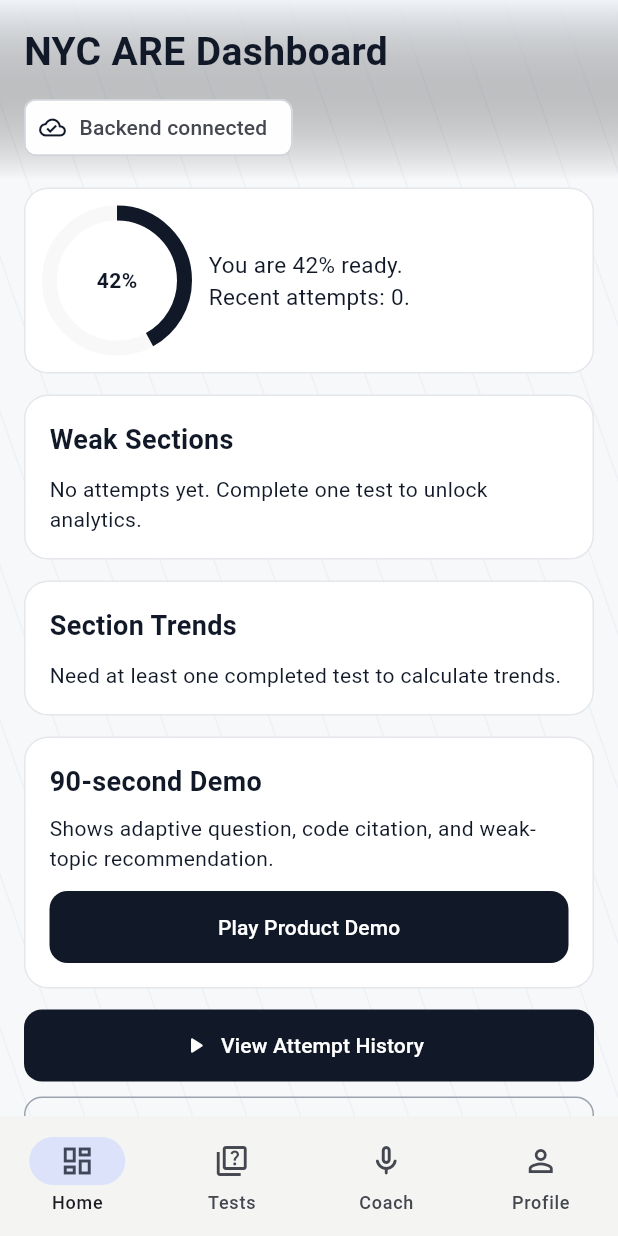
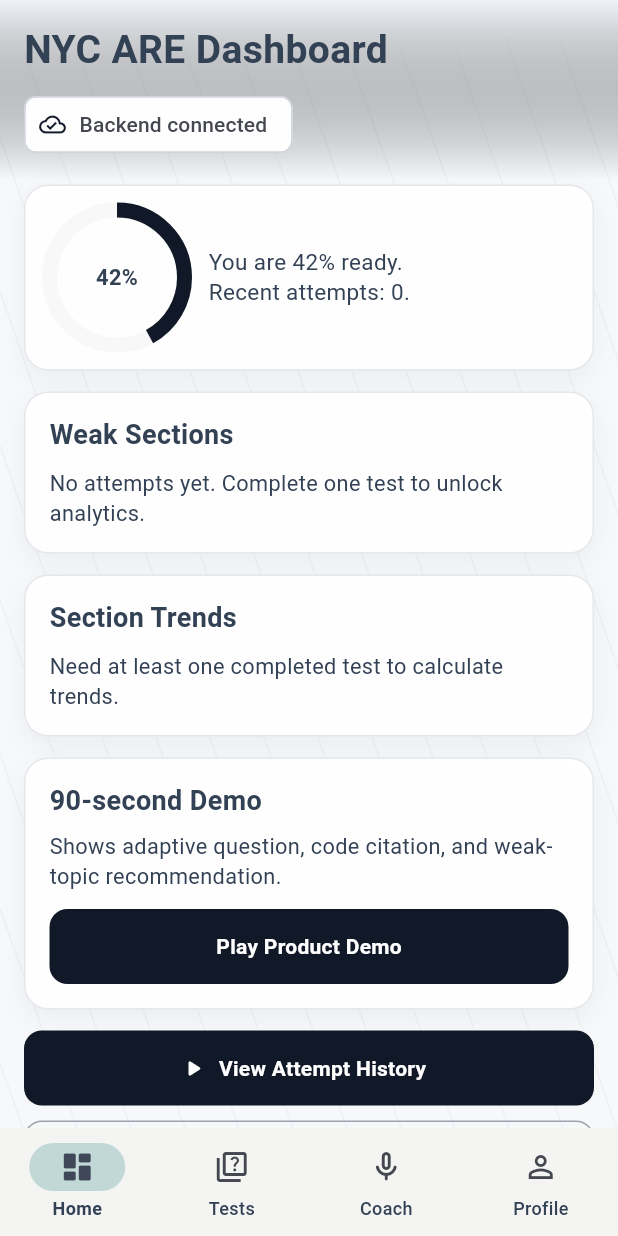
Before and after one commit to Vito-bc/ARE-Coach, a Flutter app: the screen it shows after launch, after a tap on "Continue", on a phone screen of 412 x 824 dp. Run offline on Flutter 3.47's test engine with Material 3 defaults, Android fonts, the phone set to English and light mode, and no system bars; our stand-ins replace cloud_firestore, firebase_auth, firebase_core, flutter_tts, hive_flutter, speech_to_text; accounts and stored records are empty; network calls fail; Roboto replaces fonts that are missing (Georgia).

Commit message:
Polish typography, button hierarchy, nav icons, and card depth

```diff
--- a/lib/core/theme/app_theme.dart
+++ b/lib/core/theme/app_theme.dart
@@ -5,6 +5,7 @@ class AppTheme {
   static const Color _accent = Color(0xFF0F766E);
 
   static ThemeData light() {
+    const titleColor = Color(0xFF0F172A);
     final scheme = ColorScheme.fromSeed(
       seedColor: _primary,
       primary: _primary,
@@ -16,10 +17,34 @@ class AppTheme {
       useMaterial3: true,
       colorScheme: scheme,
       scaffoldBackgroundColor: scheme.surface,
-      textTheme: ThemeData.light().textTheme.apply(
+      textTheme: ThemeData.light().textTheme
+          .apply(
             bodyColor: const Color(0xFF111827),
             displayColor: const Color(0xFF111827),
             fontFamily: 'Georgia',
+          )
+          .copyWith(
+            titleLarge: const TextStyle(
+              fontSize: 28,
+              fontWeight: FontWeight.w700,
+              letterSpacing: -0.4,
+              color: titleColor,
+            ),
+            titleMedium: const TextStyle(
+              fontSize: 20,
+              fontWeight: FontWeight.w600,
+              color: titleColor,
+            ),
+            bodyLarge: const TextStyle(
+              fontSize: 16,
+              height: 1.35,
+              color: Color(0xFF1F2937),
+            ),
+            bodyMedium: const TextStyle(
+              fontSize: 14.5,
+              height: 1.35,
+              color: Color(0xFF334155),
+            ),
           ),
       appBarTheme: const AppBarTheme(
         centerTitle: false,
@@ -35,16 +60,35 @@ class AppTheme {
         style: FilledButton.styleFrom(
           backgroundColor: _primary,
           foregroundColor: Colors.white,
-          minimumSize: const Size.fromHeight(48),
+          minimumSize: const Size.fromHeight(50),
+          textStyle: const TextStyle(fontWeight: FontWeight.w600, letterSpacing: 0.2),
           shape: RoundedRectangleBorder(borderRadius: BorderRadius.circular(12)),
         ),
       ),
       outlinedButtonTheme: OutlinedButtonThemeData(
         style: OutlinedButton.styleFrom(
-          minimumSize: const Size.fromHeight(48),
+          foregroundColor: const Color(0xFF111827),
+          minimumSize: const Size.fromHeight(50),
+          textStyle: const TextStyle(fontWeight: FontWeight.w600, letterSpacing: 0.2),
           side: const BorderSide(color: Color(0xFF9CA3AF)),
           shape: RoundedRectangleBorder(borderRadius: BorderRadius.circular(12)),
         ),
+      ),
+      iconButtonTheme: IconButtonThemeData(
+        style: IconButton.styleFrom(
+          foregroundColor: const Color(0xFF111827),
+          backgroundColor: Colors.white.withValues(alpha: 0.88),
+          shape: RoundedRectangleBorder(borderRadius: BorderRadius.circular(12)),
+        ),
+      ),
+      navigationBarTheme: NavigationBarThemeData(
+        height: 72,
+        labelTextStyle: WidgetStateProperty.resolveWith((states) {
+          if (states.contains(WidgetState.selected)) {
+            return const TextStyle(fontWeight: FontWeight.w700, fontSize: 12);
+          }
+          return const TextStyle(fontWeight: FontWeight.w500, fontSize: 12);
+        }),
       ),
       cardTheme: const CardThemeData(
         elevation: 0,
@@ -71,10 +115,34 @@ class AppTheme {
       brightness: Brightness.dark,
       colorScheme: scheme,
       scaffoldBackgroundColor: const Color(0xFF04070E),
-      textTheme: ThemeData.dark().textTheme.apply(
+      textTheme: ThemeData.dark().textTheme
+          .apply(
             bodyColor: const Color(0xFFE5E7EB),
             displayColor: const Color(0xFFF3F4F6),
             fontFamily: 'Georgia',
+          )
+          .copyWith(
+            titleLarge: const TextStyle(
+              fontSize: 28,
+              fontWeight: FontWeight.w700,
+              letterSpacing: -0.4,
+              color: Color(0xFFF8FAFC),
+            ),
+            titleMedium: const TextStyle(
+              fontSize: 20,
+              fontWeight: FontWeight.w600,
+              color: Color(0xFFE2E8F0),
+            ),
+            bodyLarge: const TextStyle(
+              fontSize: 16,
+              height: 1.35,
+              color: Color(0xFFE2E8F0),
+            ),
+            bodyMedium: const TextStyle(
+              fontSize: 14.5,
+              height: 1.35,
+              color: Color(0xFFCBD5E1),
+            ),
           ),
       appBarTheme: const AppBarTheme(
         centerTitle: false,
@@ -90,17 +158,35 @@ class AppTheme {
         style: FilledButton.styleFrom(
           backgroundColor: const Color(0xFF0EA5E9),
           foregroundColor: Colors.white,
-          minimumSize: const Size.fromHeight(48),
+          minimumSize: const Size.fromHeight(50),
+          textStyle: const TextStyle(fontWeight: FontWeight.w600, letterSpacing: 0.2),
           shape: RoundedRectangleBorder(borderRadius: BorderRadius.circular(12)),
         ),
       ),
       outlinedButtonTheme: OutlinedButtonThemeData(
         style: OutlinedButton.styleFrom(
           foregroundColor: Colors.white,
-          minimumSize: const Size.fromHeight(48),
+          minimumSize: const Size.fromHeight(50),
+          textStyle: const TextStyle(fontWeight: FontWeight.w600, letterSpacing: 0.2),
           side: BorderSide(color: Colors.white.withValues(alpha: 0.35)),
           shape: RoundedRectangleBorder(borderRadius: BorderRadius.circular(12)),
         ),
+      ),
+      iconButtonTheme: IconButtonThemeData(
+        style: IconButton.styleFrom(
+          foregroundColor: Colors.white,
+          backgroundColor: Colors.white.withValues(alpha: 0.08),
+          shape: RoundedRectangleBorder(borderRadius: BorderRadius.circular(12)),
+        ),
+      ),
+      navigationBarTheme: NavigationBarThemeData(
+        height: 72,
+        labelTextStyle: WidgetStateProperty.resolveWith((states) {
+          if (states.contains(WidgetState.selected)) {
+            return const TextStyle(fontWeight: FontWeight.w700, fontSize: 12);
+          }
+          return const TextStyle(fontWeight: FontWeight.w500, fontSize: 12);
+        }),
       ),
       cardTheme: CardThemeData(
         elevation: 0,
--- a/lib/core/ui/app_chrome.dart
+++ b/lib/core/ui/app_chrome.dart
@@ -124,6 +124,20 @@ class AppGlassCard extends StatelessWidget {
         border: Border.all(
           color: isDark ? Colors.white.withValues(alpha: 0.14) : const Color(0xFFE5E7EB),
         ),
+        boxShadow: [
+          if (!isDark)
+            BoxShadow(
+              color: const Color(0xFF0F172A).withValues(alpha: 0.05),
+              blurRadius: 14,
+              offset: const Offset(0, 6),
+            ),
+          if (isDark)
+            BoxShadow(
+              color: const Color(0xFF67E8F9).withValues(alpha: 0.06),
+              blurRadius: 16,
+              offset: const Offset(0, 4),
+            ),
+        ],
       ),
       child: child,
     );
--- a/lib/screens/home_shell.dart
+++ b/lib/screens/home_shell.dart
@@ -41,13 +41,30 @@ class _HomeShellState extends State<HomeShell> {
       body: screens[_index],
       bottomNavigationBar: NavigationBar(
         backgroundColor: Theme.of(context).colorScheme.surface.withValues(alpha: 0.88),
+        indicatorColor: Theme.of(context).colorScheme.secondary.withValues(alpha: 0.22),
         selectedIndex: _index,
         onDestinationSelected: (value) => setState(() => _index = value),
         destinations: const [
-          NavigationDestination(icon: Icon(Icons.dashboard_outlined), label: 'Home'),
-          NavigationDestination(icon: Icon(Icons.quiz_outlined), label: 'Tests'),
-          NavigationDestination(icon: Icon(Icons.mic_none_rounded), label: 'Coach'),
-          NavigationDestination(icon: Icon(Icons.person_outline), label: 'Profile'),
+          NavigationDestination(
+            icon: Icon(Icons.dashboard_outlined),
+            selectedIcon: Icon(Icons.dashboard_rounded),
+            label: 'Home',
+          ),
+          NavigationDestination(
+            icon: Icon(Icons.quiz_outlined),
+            selectedIcon: Icon(Icons.quiz_rounded),
+            label: 'Tests',
+          ),
+          NavigationDestination(
+            icon: Icon(Icons.mic_none_rounded),
+            selectedIcon: Icon(Icons.mic_rounded),
+            label: 'Coach',
+          ),
+          NavigationDestination(
+            icon: Icon(Icons.person_outline),
+            selectedIcon: Icon(Icons.person),
+            label: 'Profile',
+          ),
         ],
       ),
     );
```
